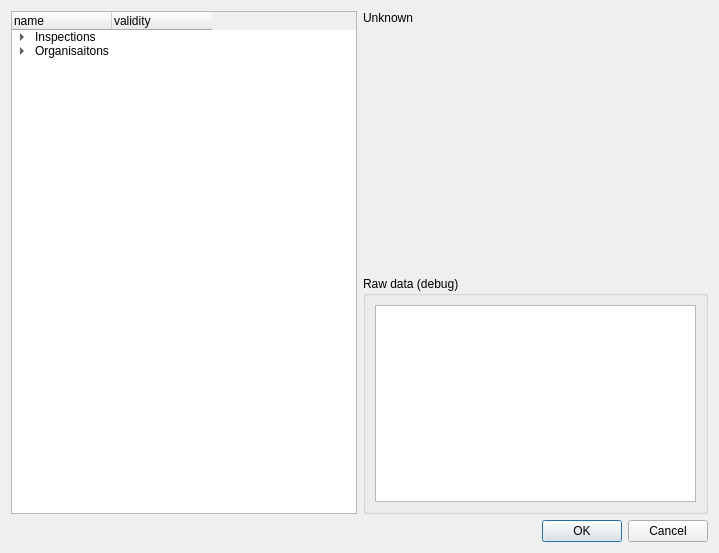
Before: the Qt Designer form qgepplugin/interlis/plugin/gui.ui in QGEP/qgepplugin, drawn with Qt 5.
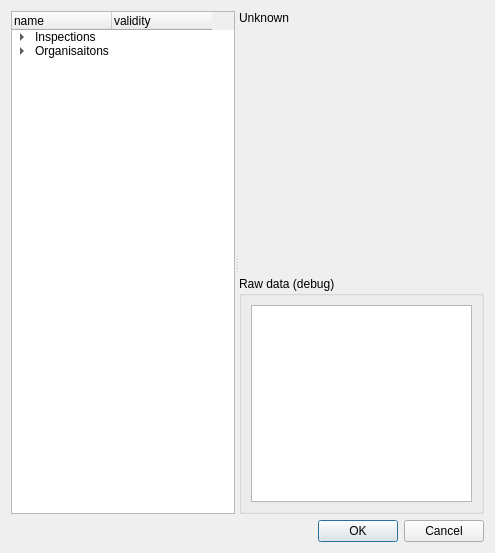
After: the same form once the commit is applied. Custom widgets are drawn as their Qt base class.

```diff
--- a/qgepplugin/interlis/plugin/gui.ui
+++ b/qgepplugin/interlis/plugin/gui.ui
@@ -6,7 +6,7 @@
    <rect>
     <x>0</x>
     <y>0</y>
-    <width>719</width>
+    <width>495</width>
     <height>553</height>
    </rect>
   </property>
@@ -15,9 +15,17 @@
   </property>
   <layout class="QVBoxLayout" name="verticalLayout">
    <item>
-    <layout class="QHBoxLayout" name="horizontalLayout">
-     <item>
+    <widget class="QSplitter" name="splitter">
+     <property name="orientation">
+      <enum>Qt::Horizontal</enum>
+     </property>
       <widget class="QTreeWidget" name="treeWidget">
+      <property name="sizePolicy">
+       <sizepolicy hsizetype="Expanding" vsizetype="Preferred">
+        <horstretch>0</horstretch>
+        <verstretch>0</verstretch>
+       </sizepolicy>
+      </property>
        <property name="headerHidden">
         <bool>false</bool>
        </property>
@@ -99,8 +107,7 @@
         </item>
        </item>
       </widget>
-     </item>
-     <item>
+     <widget class="QWidget" name="">
       <layout class="QVBoxLayout" name="verticalLayout_2">
        <item>
         <widget class="QLabel" name="validityLabel">
@@ -140,8 +147,8 @@
         </widget>
        </item>
       </layout>
-     </item>
-    </layout>
+     </widget>
+    </widget>
    </item>
    <item>
     <widget class="QDialogButtonBox" name="buttonBox">
```
Lines whose indentation alone changed are shown as unchanged.
